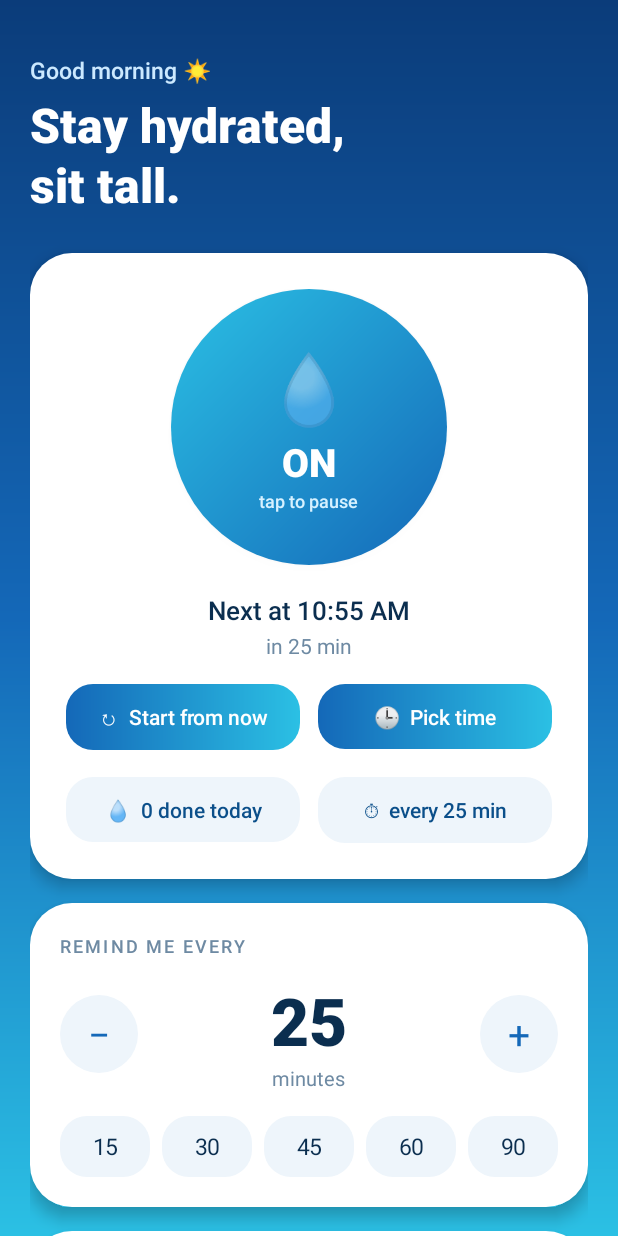
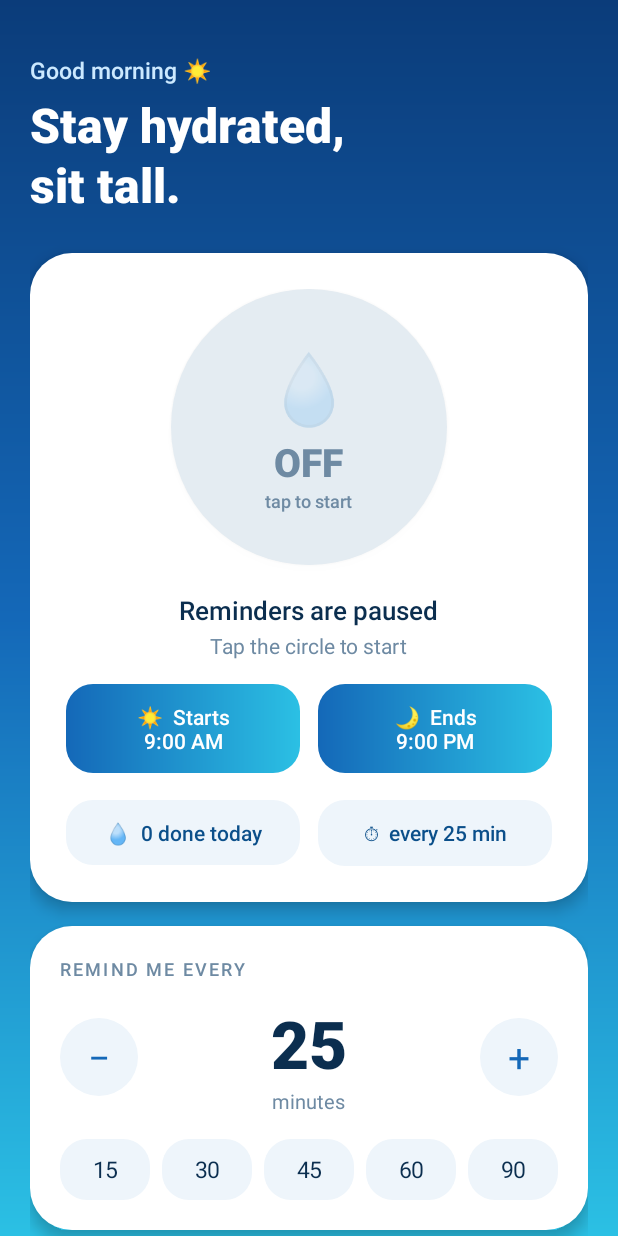
Before and after one commit to AnjanKailash/water-posture, an Android app: the screen it shows after launch (MainActivity), after a tap on an icon or button, on a phone screen of 412 x 824 dp. Run offline under Robolectric (Android 15) with nearby library versions, the phone set to English and light mode, and no system bars; 3 other taps on this screen came first.

Commit message:
v2.3: daily schedule (start, end, interval); DND slots skipped without drift
Co-Authored-By: Claude Opus 5.5 <noreply@anthropic.com>
Claude-Session: https://claude.ai/code/session_01QVXpsxRWGW4c6FmNZ4x47k

```diff
--- a/app/build.gradle.kts
+++ b/app/build.gradle.kts
@@ -11,8 +11,8 @@ android {
         applicationId = "com.anjan.hydrate"
         minSdk = 26          // Android 8.0+
         targetSdk = 35
-        versionCode = 6
-        versionName = "2.2"
+        versionCode = 7
+        versionName = "2.3"
     }
 
     // Fixed signing key so every new APK installs over the previous one.
--- a/app/src/main/java/com/anjan/hydrate/MainActivity.kt
+++ b/app/src/main/java/com/anjan/hydrate/MainActivity.kt
@@ -41,6 +41,8 @@ class MainActivity : Activity() {
     private lateinit var statEvery: TextView
     private lateinit var interval: TextView
     private lateinit var exact: TextView
+    private lateinit var startTimeView: TextView
+    private lateinit var endTimeView: TextView
 
     private val presetButtons = mutableListOf<Pair<Int, TextView>>()
     private val alertButtons = mutableListOf<Pair<Int, TextView>>()
@@ -142,20 +144,13 @@ class MainActivity : Activity() {
         val pillBg = { GradientDrawable(GradientDrawable.Orientation.LEFT_RIGHT, intArrayOf(blue, sky))
             .apply { cornerRadius = dp(18).toFloat() } }
 
-        findViewById<TextView>(R.id.restartNow).apply {
+        startTimeView = findViewById<TextView>(R.id.startTime).apply {
             background = pillBg()
-            setOnClickListener {
-                if (!Prefs.isEnabled(this@MainActivity)) this@MainActivity.setEnabled(true)
-                Prefs.setPausedByMode(this@MainActivity, false)
-                Scheduler.scheduleNext(this@MainActivity)
-                refresh()
-                toast("Timer restarted. Next at ${timeText(Prefs.nextAt(this@MainActivity))}")
-            }
+            setOnClickListener { pickWindowTime(isStart = true) }
         }
-
-        findViewById<TextView>(R.id.pickTime).apply {
+        endTimeView = findViewById<TextView>(R.id.endTime).apply {
             background = pillBg()
-            setOnClickListener { pickNextTime() }
+            setOnClickListener { pickWindowTime(isStart = false) }
         }
 
         // First launch: switch on straight away so it works with zero setup clicks.
@@ -167,12 +162,6 @@ class MainActivity : Activity() {
 
     override fun onResume() {
         super.onResume()
-        if (Prefs.isEnabled(this) && Prefs.pausedByMode(this) &&
-            !ReminderReceiver.isAirplaneModeOn(this) && !ReminderReceiver.isDndOn(this)) {
-            // Airplane mode / DND ended while the app was closed: start fresh from now.
-            Prefs.setPausedByMode(this, false)
-            Scheduler.scheduleNext(this)
-        }
         if (Prefs.isEnabled(this)) {
             val missed = Prefs.nextAt(this) < System.currentTimeMillis()
             val exactJustAllowed = awaitingExactPermission && Scheduler.canUseExact(this)
@@ -188,38 +177,42 @@ class MainActivity : Activity() {
         ticker.removeCallbacks(tick)
     }
 
-    /** Let the user choose exactly when the next reminder rings; it repeats from there. */
-    private fun pickNextTime() {
-        val now = Calendar.getInstance()
-        val suggest = Calendar.getInstance().apply {
-            add(Calendar.MINUTE, Prefs.intervalMinutes(this@MainActivity))
+    /** Change the daily start or end time; the timetable updates immediately. */
+    private fun pickWindowTime(isStart: Boolean) {
+        val current = if (isStart) Prefs.startMinutes(this) else Prefs.endMinutes(this)
+        TimePickerDialog(this, { _, hour, minute ->
+            val m = hour * 60 + minute
+            if (isStart) Prefs.setStartMinutes(this, m) else Prefs.setEndMinutes(this, m)
+            if (Prefs.isEnabled(this)) Scheduler.scheduleNext(this)
+            refresh()
+            toast("Next reminder ${dayAndTime(Prefs.nextAt(this))}")
+        }, current / 60, current % 60,
+            android.text.format.DateFormat.is24HourFormat(this)).show()
+    }
+
+    private fun minutesText(m: Int): String {
+        val cal = Calendar.getInstance().apply {
+            set(Calendar.HOUR_OF_DAY, m / 60); set(Calendar.MINUTE, m % 60)
         }
-        TimePickerDialog(this, { _, hour, minute ->
-            val at = Calendar.getInstance().apply {
-                set(Calendar.HOUR_OF_DAY, hour)
-                set(Calendar.MINUTE, minute)
-                set(Calendar.SECOND, 0)
-                set(Calendar.MILLISECOND, 0)
-                if (!after(now)) add(Calendar.DAY_OF_MONTH, 1)  // a past time means tomorrow
-            }
-            if (!Prefs.isEnabled(this)) setEnabled(true)
-            Prefs.setPausedByMode(this, false)
-            Scheduler.scheduleAt(this, at.timeInMillis)
-            refresh()
-            toast("Next reminder at ${timeText(at.timeInMillis)}, then every " +
-                  "${Prefs.intervalMinutes(this)} min")
-        }, suggest.get(Calendar.HOUR_OF_DAY), suggest.get(Calendar.MINUTE),
-            android.text.format.DateFormat.is24HourFormat(this)).show()
+        return DateFormat.getTimeInstance(DateFormat.SHORT).format(cal.time)
     }
 
     private fun timeText(t: Long): String =
         DateFormat.getTimeInstance(DateFormat.SHORT).format(Date(t))
 
+    /** "at 9:30 AM" today, or "tomorrow at 9:00 AM". */
+    private fun dayAndTime(t: Long): String {
+        val target = Calendar.getInstance().apply { timeInMillis = t }
+        val today = Calendar.getInstance()
+        val sameDay = target.get(Calendar.YEAR) == today.get(Calendar.YEAR) &&
+                      target.get(Calendar.DAY_OF_YEAR) == today.get(Calendar.DAY_OF_YEAR)
+        return if (sameDay) "at ${timeText(t)}" else "tomorrow at ${timeText(t)}"
+    }
+
     private fun toast(msg: String) = Toast.makeText(this, msg, Toast.LENGTH_SHORT).show()
 
     private fun setEnabled(on: Boolean) {
         Prefs.setEnabled(this, on)
-        Prefs.setPausedByMode(this, false)
         if (on) {
             askNotificationPermissionIfNeeded()
             Scheduler.scheduleNext(this)
@@ -262,16 +255,20 @@ class MainActivity : Activity() {
             !on -> { status.text = "Reminders are paused"; countdown.text = "Tap the circle to start" }
             ReminderReceiver.isAirplaneModeOn(this) -> {
                 status.text = "✈️  Airplane mode is on"
-                countdown.text = "Timer restarts when you turn it off"
+                countdown.text = "Silent for now · next slot ${dayAndTime(next)}"
             }
             ReminderReceiver.isDndOn(this) -> {
                 status.text = "🌙  Do Not Disturb is on"
-                countdown.text = "Timer restarts when you turn it off"
+                countdown.text = "Silent for now · next slot ${dayAndTime(next)}"
             }
             next > 0 -> {
-                status.text = "Next at " + DateFormat.getTimeInstance(DateFormat.SHORT).format(Date(next))
+                status.text = "Next " + dayAndTime(next)
                 val left = ((next - System.currentTimeMillis()) / 60_000L).coerceAtLeast(0)
-                countdown.text = if (left < 1) "any moment now" else "in $left min"
+                countdown.text = when {
+                    left < 1 -> "any moment now"
+                    left < 60 -> "in $left min"
+                    else -> "in ${left / 60} h ${left % 60} min"
+                }
             }
             else -> { status.text = "Running"; countdown.text = "" }
         }
@@ -279,6 +276,8 @@ class MainActivity : Activity() {
         val done = Prefs.doneToday(this)
         statDone.text = "💧  $done done today"
         statEvery.text = "⏱  every $mins min"
+        startTimeView.text = "☀️  Starts\n" + minutesText(Prefs.startMinutes(this))
+        endTimeView.text = "🌙  Ends\n" + minutesText(Prefs.endMinutes(this))
 
         interval.text = "$mins"
 
--- a/app/src/main/java/com/anjan/hydrate/Prefs.kt
+++ b/app/src/main/java/com/anjan/hydrate/Prefs.kt
@@ -36,9 +36,11 @@ object Prefs {
     fun nextAt(c: Context) = sp(c).getLong(KEY_NEXT_AT, 0L)
     fun setNextAt(c: Context, t: Long) = sp(c).edit().putLong(KEY_NEXT_AT, t).apply()
 
-    /** True while reminders are held back by Airplane mode / DND (timer restarts when it ends). */
-    fun pausedByMode(c: Context) = sp(c).getBoolean("paused_by_mode", false)
-    fun setPausedByMode(c: Context, on: Boolean) = sp(c).edit().putBoolean("paused_by_mode", on).apply()
+    /** Daily window, in minutes after midnight. Default 9:00 AM – 9:00 PM. */
+    fun startMinutes(c: Context) = sp(c).getInt("start_min", 9 * 60)
+    fun setStartMinutes(c: Context, m: Int) = sp(c).edit().putInt("start_min", m).apply()
+    fun endMinutes(c: Context) = sp(c).getInt("end_min", 21 * 60)
+    fun setEndMinutes(c: Context, m: Int) = sp(c).edit().putInt("end_min", m).apply()
 
     fun alertMode(c: Context) = sp(c).getInt(KEY_ALERT, ALERT_BOTH)
     fun setAlertMode(c: Context, m: Int) = sp(c).edit().putInt(KEY_ALERT, m).apply()
--- a/app/src/main/java/com/anjan/hydrate/Scheduler.kt
+++ b/app/src/main/java/com/anjan/hydrate/Scheduler.kt
@@ -5,6 +5,7 @@ import android.app.PendingIntent
 import android.content.Context
 import android.content.Intent
 import android.os.Build
+import java.util.Calendar
 
 /** Schedules one alarm at a time; each alarm schedules the next one. */
 object Scheduler {
@@ -43,18 +44,43 @@ object Scheduler {
         return Build.VERSION.SDK_INT < Build.VERSION_CODES.S || am.canScheduleExactAlarms()
     }
 
-    const val PAUSED_CHECK_MINUTES = 5
+    /**
+     * Daily timetable: every day, reminders fall on start, start + interval, start + 2×interval…
+     * up to and including the end time. Slots during Airplane mode / DND are skipped,
+     * so the timetable never drifts. If end is earlier than start, the window runs past midnight.
+     */
+    fun nextSlot(c: Context, from: Long): Long {
+        val step = Prefs.intervalMinutes(c) * 60_000L
+        val startMin = Prefs.startMinutes(c)
+        var durationMin = (Prefs.endMinutes(c) - startMin + 1440) % 1440
+        if (durationMin == 0) durationMin = 1440  // same start and end = all day
+        val duration = durationMin * 60_000L
 
-    /** Schedule the next reminder [Prefs.intervalMinutes] from now. */
+        var best = Long.MAX_VALUE
+        for (dayOffset in -1..2) {
+            val windowStart = Calendar.getInstance().apply {
+                timeInMillis = from
+                add(Calendar.DAY_OF_MONTH, dayOffset)
+                set(Calendar.HOUR_OF_DAY, startMin / 60)
+                set(Calendar.MINUTE, startMin % 60)
+                set(Calendar.SECOND, 0)
+                set(Calendar.MILLISECOND, 0)
+            }.timeInMillis
+            val windowEnd = windowStart + duration
+            val candidate = if (from < windowStart) windowStart else {
+                val slot = windowStart + ((from - windowStart) / step + 1) * step
+                if (slot <= windowEnd) slot else Long.MAX_VALUE
+            }
+            if (candidate < best) best = candidate
+        }
+        return best
+    }
+
+    /** Schedule the next slot on the timetable (30 s margin so a just-fired slot isn't reused). */
     fun scheduleNext(c: Context) =
-        scheduleAt(c, System.currentTimeMillis() + Prefs.intervalMinutes(c) * 60_000L)
+        scheduleAt(c, nextSlot(c, System.currentTimeMillis() + 30_000L))
 
-    /** While Airplane mode / DND is on, look again shortly to see if it has ended. */
-    fun schedulePausedCheck(c: Context) =
-        scheduleAt(c, System.currentTimeMillis() + PAUSED_CHECK_MINUTES * 60_000L)
-
-    /** Schedule the next reminder at an exact moment (e.g. a time the user picked). */
-    fun scheduleAt(c: Context, at: Long) {
+    private fun scheduleAt(c: Context, at: Long) {
         if (!Prefs.isEnabled(c)) return
         val am = c.getSystemService(AlarmManager::class.java)
         val pi = mainIntent(c)
--- a/app/src/main/res/layout/activity_main.xml
+++ b/app/src/main/res/layout/activity_main.xml
@@ -96,7 +96,7 @@
                 android:textColor="#6E8AA3"
                 android:textSize="14sp" />
 
-            <!-- Control when the countdown starts -->
+            <!-- Daily window: tap to change start / end time -->
             <LinearLayout
                 android:layout_width="match_parent"
                 android:layout_height="wrap_content"
@@ -104,7 +104,7 @@
                 android:orientation="horizontal">
 
                 <TextView
-                    android:id="@+id/restartNow"
+                    android:id="@+id/startTime"
                     android:layout_width="0dp"
                     android:layout_height="wrap_content"
                     android:layout_weight="1"
@@ -112,13 +112,12 @@
                     android:gravity="center"
                     android:paddingTop="12dp"
                     android:paddingBottom="12dp"
-                    android:text="↻  Start from now"
-                    android:textColor="#FFFFFF"
+                                        android:textColor="#FFFFFF"
                     android:textSize="14sp"
                     android:fontFamily="sans-serif-medium" />
 
                 <TextView
-                    android:id="@+id/pickTime"
+                    android:id="@+id/endTime"
                     android:layout_width="0dp"
                     android:layout_height="wrap_content"
                     android:layout_weight="1"
@@ -126,8 +125,7 @@
                     android:gravity="center"
                     android:paddingTop="12dp"
                     android:paddingBottom="12dp"
-                    android:text="🕒  Pick time"
-                    android:textColor="#FFFFFF"
+                                        android:textColor="#FFFFFF"
                     android:textSize="14sp"
                     android:fontFamily="sans-serif-medium" />
             </LinearLayout>
```
Also changed, not shown: app/src/main/java/com/anjan/hydrate/ReminderReceiver.kt (+4 -15 lines).
